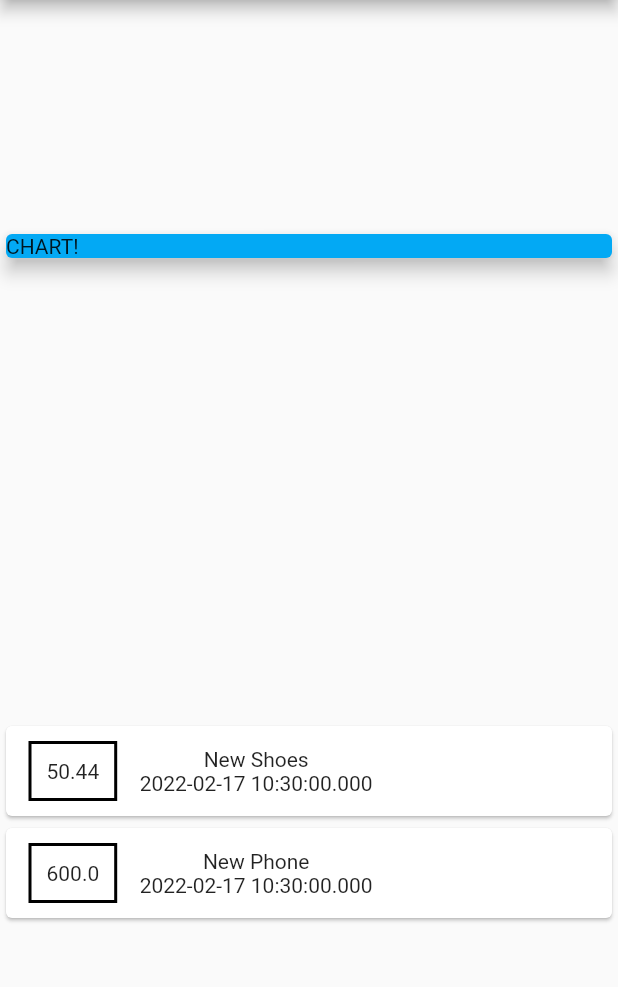
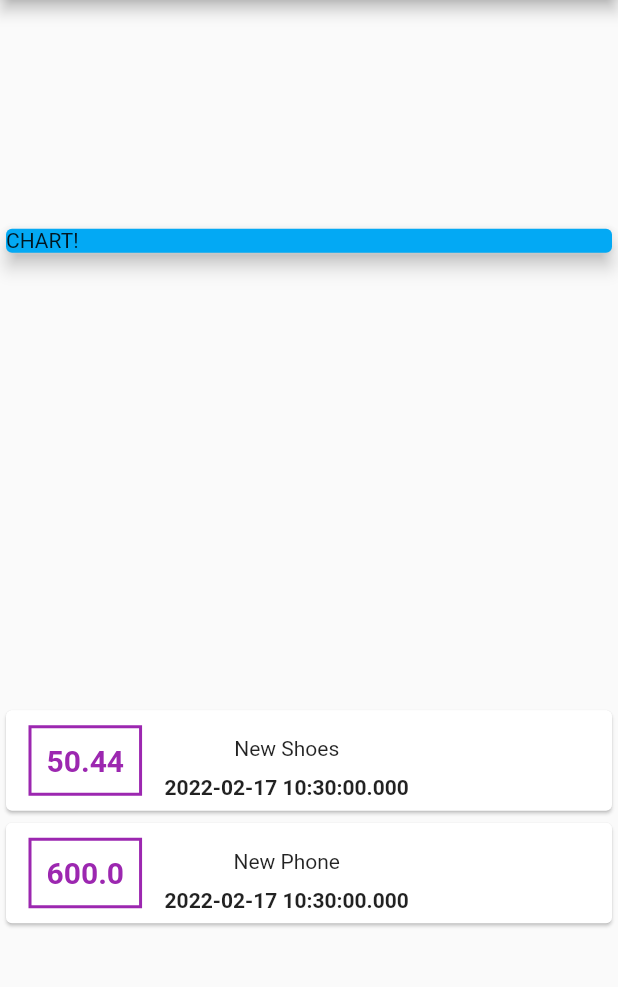
Before and after one commit to AhmedElatreby/app_2, a Flutter app: the screen it shows after launch, on a phone screen of 412 x 824 dp, the part 84-1071 px from its top. Run offline on Flutter 3.47's test engine with Material 2 defaults, Android fonts, the phone set to English and light mode, and no system bars.

Commit message:
Styling Text

```diff
--- a/lib/main.dart
+++ b/lib/main.dart
@@ -59,20 +59,34 @@ class MyHomePage extends StatelessWidget {
                       ),
                       decoration: BoxDecoration(
                         border: Border.all(
-                          color: Colors.black,
+                          color: Colors.purple,
                           width: 2,
                         ),
                       ),
                       padding: EdgeInsets.all(10),
                       child: Text(
                         tx.amount.toString(),
+                        style: TextStyle(
+                          fontWeight: FontWeight.bold,
+                          fontSize: 20,
+                          color: Colors.purple,
+                        ),
                       ),
                     ),
                     Column(
                       children: <Widget>[
-                        Text(tx.title),
+                        Container(
+                          margin: EdgeInsets.symmetric(
+                            vertical: 10,
+                            horizontal: 15,
+                          ),
+                          child: Text(tx.title),
+                        ),
                         Text(
                           tx.date.toString(),
+                          style: TextStyle(
+                            fontWeight: FontWeight.bold,
+                          ),
                         )
                       ],
                     )
```
